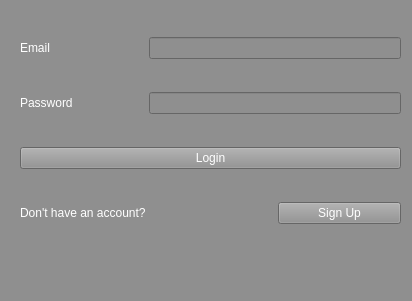
First picture: the form in login.ui, repository SannySideUp/Habit-tracker, before the edit.
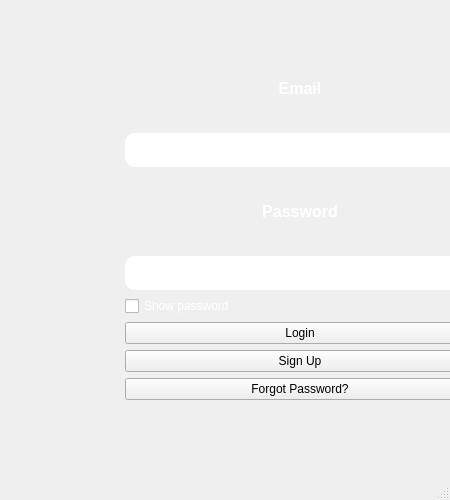
Second picture: the form after the edit.

```diff
--- a/login.ui
+++ b/login.ui
@@ -4,91 +4,126 @@
  <widget class="QMainWindow" name="HT">
   <property name="geometry">
    <rect>
-    <x>0</x>
-    <y>0</y>
-    <width>412</width>
-    <height>301</height>
+    <x>200</x>
+    <y>200</y>
+    <width>450</width>
+    <height>500</height>
    </rect>
   </property>
   <property name="windowTitle">
    <string>MainWindow</string>
   </property>
   <property name="styleSheet">
-   <string notr="true">background-color: rgb(143, 143, 143);
-border-color: rgb(69, 46, 182);</string>
+   <string notr="true">
+   </string>
   </property>
   <widget class="QWidget" name="centralwidget">
    <widget class="QWidget" name="layoutWidget">
     <property name="geometry">
      <rect>
-      <x>20</x>
-      <y>10</y>
-      <width>381</width>
-      <height>241</height>
+      <x>125</x>
+      <y>50</y>
+      <width>350</width>
+      <height>350</height>
      </rect>
     </property>
-    <layout class="QGridLayout" name="gridLayout">
-     <item row="3" column="0" colspan="2">
-      <widget class="QLabel" name="label_3">
-       <property name="styleSheet">
-        <string notr="true">color:rgb(255, 255, 255)</string>
-       </property>
-       <property name="text">
-        <string>Don't have an account?</string>
-       </property>
-      </widget>
-     </item>
-     <item row="2" column="0" colspan="3">
-      <widget class="QPushButton" name="pushButton">
-       <property name="styleSheet">
-        <string notr="true">color:rgb(255, 255, 255)</string>
-       </property>
-       <property name="text">
-        <string>Login</string>
-       </property>
-      </widget>
-     </item>
-     <item row="3" column="2">
-      <widget class="QPushButton" name="signupbutton">
-       <property name="styleSheet">
-        <string notr="true">color:rgb(255, 255, 255)</string>
-       </property>
-       <property name="text">
-        <string>Sign Up</string>
-       </property>
-      </widget>
-     </item>
-     <item row="0" column="0">
+    <layout class="QVBoxLayout" name="verticalLayout" stretch="2,2,2,2">
+     <item>
       <widget class="QLabel" name="label">
+       <property name="alignment">
+        <set>Qt::AlignCenter</set>
+       </property>
        <property name="styleSheet">
-        <string notr="true">color:rgb(255, 255, 255)</string>
+        <string notr="true">color: white; font-size: 16px; font-weight: bold;</string>
        </property>
        <property name="text">
         <string>Email</string>
        </property>
       </widget>
      </item>
-     <item row="0" column="1" colspan="2">
-      <widget class="QLineEdit" name="email"/>
+     <item>
+      <widget class="QLineEdit" name="email">
+       <property name="styleSheet">
+        <string notr="true">
+         background-color: white;
+         color: black;
+         padding: 8px;
+         border-radius: 10px;
+         font-size: 14px;
+        </string>
+       </property>
+      </widget>
      </item>
-     <item row="1" column="0">
+     <item>
       <widget class="QLabel" name="label_2">
+       <property name="alignment">
+        <set>Qt::AlignCenter</set>
+       </property>
        <property name="styleSheet">
-        <string notr="true">color:rgb(255, 255, 255)</string>
+        <string notr="true">color: white; font-size: 16px; font-weight: bold;</string>
        </property>
        <property name="text">
         <string>Password</string>
        </property>
       </widget>
      </item>
-     <item row="1" column="1" colspan="2">
+     <item>
       <widget class="QLineEdit" name="password">
-       <property name="autoFillBackground">
-        <bool>false</bool>
-       </property>
        <property name="echoMode">
         <enum>QLineEdit::Password</enum>
        </property>
+       <property name="styleSheet">
+        <string notr="true">
+         background-color: white;
+         color: black;
+         padding: 8px;
+         border-radius: 10px;
+         font-size: 14px;
+        </string>
+       </property>
+      </widget>
+     </item>
+     <item>
+      <widget class="QCheckBox" name="checkBox">
+       <property name="styleSheet">
+        <string notr="true">color: white; font-size: 12px;</string>
+       </property>
+       <property name="text">
+        <string>Show password</string>
+       </property>
+      </widget>
+     </item>
+     <item>
+      <widget class="QPushButton" name="pushButton">
+       <property name="styleSheet">
+        <string notr="true">
+        </string>
+       </property>
+       <property name="text">
+        <string>Login</string>
+       </property>
+      </widget>
+     </item>
+     <item>
+      <widget class="QPushButton" name="signupbutton">
+       <property name="styleSheet">
+        <string notr="true">
+        </string>
+       </property>
+       <property name="text">
+        <string>Sign Up</string>
+       </property>
+      </widget>
+     </item>
+     <item>
+      <widget class="QPushButton" name="forgotPassword">
+       <property name="styleSheet">
+        <string notr="true">
+        </string>
+       </property>
+       <property name="text">
+        <string>Forgot Password?</string>
+       </property>
       </widget>
      </item>
     </layout>
```
Left out of the diff: 4 changed lines with no effect on the pictures.
